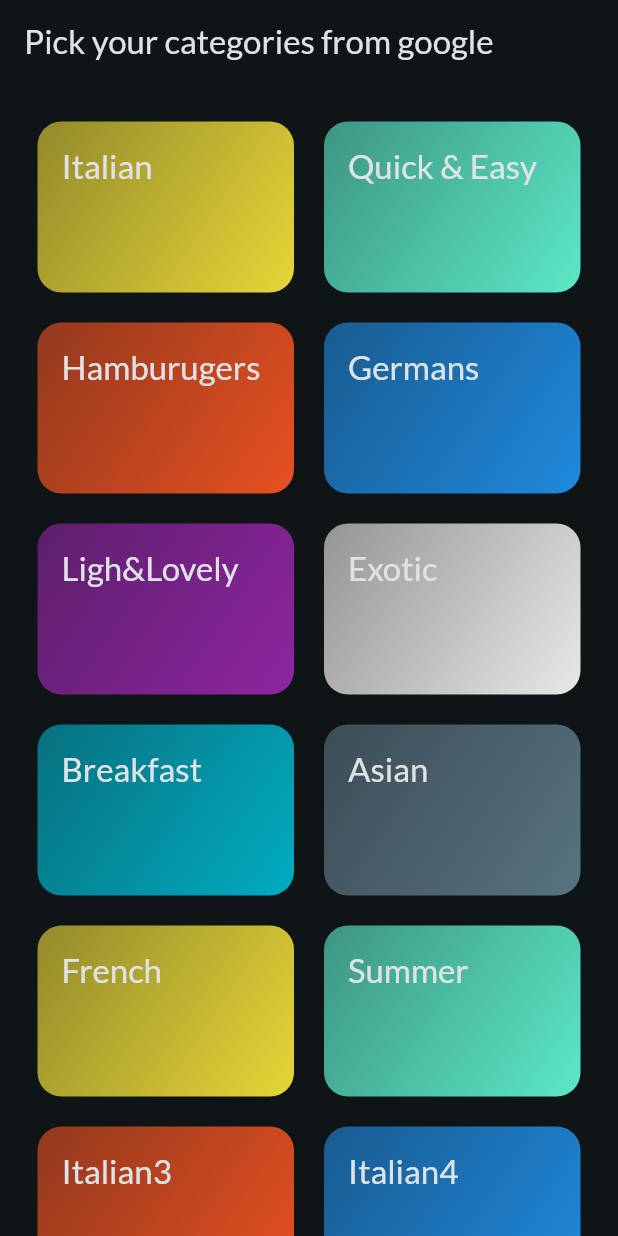
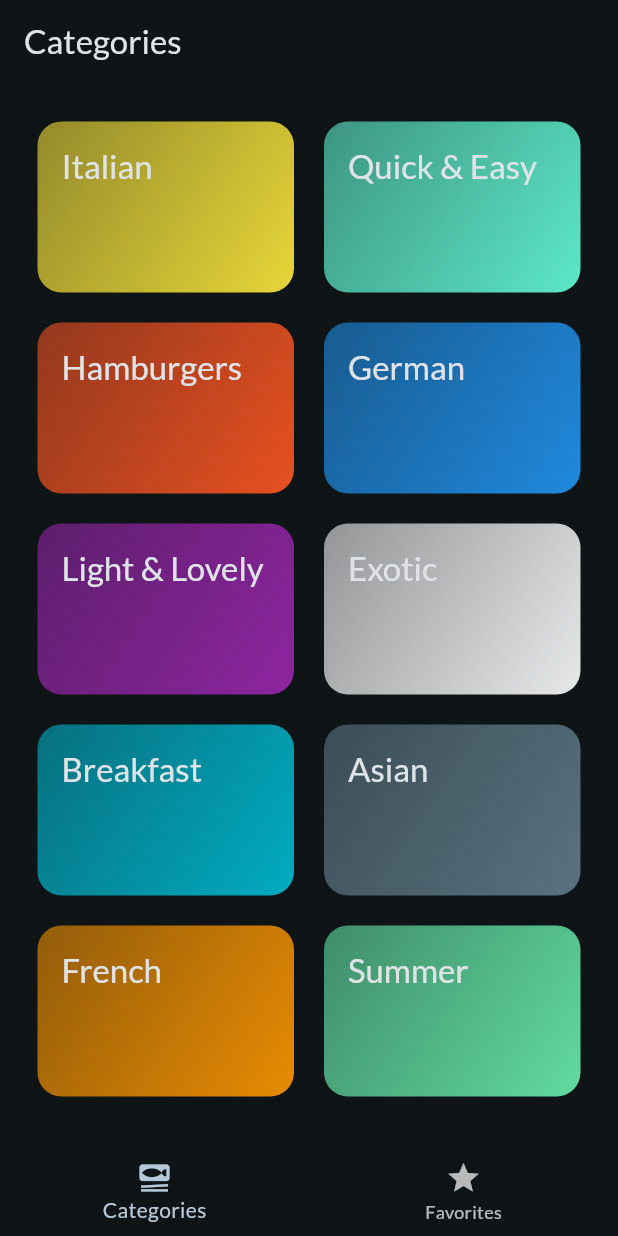
Before and after one commit to akfrustha/mealApp, a Flutter app: the screen it shows after launch, on a phone screen of 412 x 824 dp. Run offline on Flutter 3.47's test engine with Material 3 defaults, Android fonts, the phone set to English and light mode, and no system bars; our stand-ins replace google_fonts.

Commit message:
first commit

```diff
--- a/lib/data/dummy_data.dart
+++ b/lib/data/dummy_data.dart
@@ -2,90 +2,18 @@ import 'package:flutter/material.dart';
 import 'package:meals/models/category.dart';
 import 'package:meals/models/meal.dart';
 
- const availableCategories = [
-  Category(
-    id:'c1',
-    title:'Italian',
-    color:Colors.yellow
-  ),
-    Category(
-    id:'c2',
-    title:'Quick & Easy',
-    color:Colors.tealAccent
-  ),
-    Category(
-    id:'c3',
-    title:'Hamburugers',
-    color:Colors.deepOrange
-  ),
-    Category(
-    id:'c4',
-    title:'Germans',
-    color:Colors.blue
-  ),
-  Category(
-    id:'c1',
-    title:'Ligh&Lovely',
-    color:Colors.purple
-  ),
-    Category(
-    id:'c2',
-    title:'Exotic',
-    color:Colors.white
-  ),
-    Category(
-    id:'c3',
-    title:'Breakfast',
-    color:Colors.cyan
-  ),
-    Category(
-    id:'c4',
-    title:'Asian',
-    color:Colors.blueGrey
-  ),
-   Category(
-    id:'c1',
-    title:'French',
-    color:Colors.yellow
-  ),
-    Category(
-    id:'c2',
-    title:'Summer',
-    color:Colors.tealAccent
-  ),
-    Category(
-    id:'c3',
-    title:'Italian3',
-    color:Colors.deepOrange
-  ),
-    Category(
-    id:'c4',
-    title:'Italian4',
-    color:Colors.blue
-  ),
-  Category(
-    id:'c1',
-    title:'Italian',
-    color:Colors.purple
-  ),
-    Category(
-    id:'c2',
-    title:'Italian2',
-    color:Colors.greenAccent
-  ),
-    Category(
-    id:'c3',
-    title:'Italian3',
-    color:Colors.cyan
-  ),
-    Category(
-    id:'c4',
-    title:'Italian4',
-    color:Colors.blueGrey
-  ),
-
+const availableCategories = [
+  Category(id: 'c1', title: 'Italian', color: Colors.yellow),
+  Category(id: 'c2', title: 'Quick & Easy', color: Colors.tealAccent),
+  Category(id: 'c3', title: 'Hamburgers', color: Colors.deepOrange),
+  Category(id: 'c4', title: 'German', color: Colors.blue),
+  Category(id: 'c5', title: 'Light & Lovely', color: Colors.purple),
+  Category(id: 'c6', title: 'Exotic', color: Colors.white),
+  Category(id: 'c7', title: 'Breakfast', color: Colors.cyan),
+  Category(id: 'c8', title: 'Asian', color: Colors.blueGrey),
+  Category(id: 'c9', title: 'French', color: Colors.orange),
+  Category(id: 'c10', title: 'Summer', color: Colors.greenAccent),
 ];
-
 
 const dummyMeals = [
   Meal(
@@ -94,8 +22,8 @@ const dummyMeals = [
     title: 'Spaghetti with Tomato Sauce',
     affordability: Affordability.affordable,
     complexity: Complexity.simple,
-    imageUrl: 'https://upload.wikimedia.org/wikipedia/commons/thumb/a/a3/June_odd-eyed-cat.jpg/320px-June_odd-eyed-cat.jpg',
-
+    imageUrl:
+        'https://upload.wikimedia.org/wikipedia/commons/thumb/a/a3/June_odd-eyed-cat.jpg/320px-June_odd-eyed-cat.jpg',
     duration: 20,
     ingredients: [
       '4 Tomatoes',
@@ -124,7 +52,7 @@ const dummyMeals = [
     title: 'Toast Hawaii',
     affordability: Affordability.affordable,
     complexity: Complexity.simple,
-     imageUrl: 'https://cdn.pixabay.com/photo/2018/07/11/21/51/toast-3532016_1280.jpg',
+    imageUrl: 'https://cdn.pixabay.com/photo/2018/07/11/21/51/toast-3532016_1280.jpg',
     duration: 10,
     ingredients: [
       '1 Slice White Bread',
@@ -145,12 +73,11 @@ const dummyMeals = [
   ),
   Meal(
     id: 'm3',
-    categories: ['c2', 'c3'],
+    categories: ['c3'],
     title: 'Classic Hamburger',
     affordability: Affordability.pricey,
     complexity: Complexity.simple,
-    imageUrl:
-        'https://cdn.pixabay.com/photo/2014/10/23/18/05/burger-500054_1280.jpg',
+    imageUrl: 'https://cdn.pixabay.com/photo/2014/10/23/18/05/burger-500054_1280.jpg',
     duration: 45,
     ingredients: [
       '300g Cattle Hack',
@@ -171,36 +98,4 @@ const dummyMeals = [
     isVegan: false,
     isVegetarian: false,
   ),
-  Meal(
-    id: 'm4',
-    categories: ['c4'],
-    title: 'Wiener Schnitzel',
-    affordability: Affordability.luxurious,
-    complexity: Complexity.challenging,
-     imageUrl: 'https://cdn.pixabay.com/photo/2018/03/31/19/09/schnitzel-3279045_1280.jpg',
-    duration: 60,
-    ingredients: [
-      '8 Veal Cutlets',
-      '4 Eggs',
-      '200g Bread Crumbs',
-      '100g Flour',
-      '300ml Butter',
-      '100g Vegetable Oil',
-      'Salt',
-      'Lemon Slices'
-    ],
-    steps: [
-      'Tenderize the veal to about 2–4mm, and salt on both sides.',
-      'On a flat plate, stir the eggs briefly with a fork.',
-      'Lightly coat the cutlets in flour, then dip into the egg, and finally coat with breadcrumbs.',
-      'Heat the butter and oil in a large pan (let the fat get very hot) and fry the schnitzels until golden brown on both sides.',
-      'Make sure to toss the pan regularly so that the schnitzels are surrounded by oil and the crumbing becomes “fluffy”.',
-      'Remove, and drain on kitchen paper. Serve with lemon slices.'
-    ],
-    isGlutenFree: false,
-    isLactoseFree: false,
-    isVegan: false,
-    isVegetarian: false,
-  ),
-  // Add more meals if needed...
 ];
--- a/lib/main.dart
+++ b/lib/main.dart
@@ -3,7 +3,8 @@ import 'package:flutter/material.dart';
 import 'package:google_fonts/google_fonts.dart';
 //import 'package:meals/data/dummy_data.dart';
 //import 'package:meals/data/dummy_data.dart';
-import 'package:meals/screens/categories.dart';
+//import 'package:meals/screens/categories.dart';
+import 'package:meals/screens/tabs.dart';
 //import 'package:meals/screens/meals.dart';
 //import 'package:meals/screens/meals.dart';
 
@@ -28,7 +29,7 @@ class App extends StatelessWidget {
   Widget build(BuildContext context) {
     return MaterialApp(
       theme: theme,
-      home:  CategoriesScreen(),
+      home:  TabsScreen(),
       // home: MealsScreen(
       //   title: "New Category...",
       //   meals: dummyMeals,
--- a/lib/screens/categories.dart
+++ b/lib/screens/categories.dart
@@ -1,14 +1,16 @@
 import 'package:flutter/material.dart';
 import 'package:meals/data/dummy_data.dart';
 import 'package:meals/models/category.dart';
-//import 'package:meals/models/meal.dart';
+import 'package:meals/models/meal.dart';
 import 'package:meals/screens/meals.dart';
 //import 'package:meals/models/category.dart';
 //import 'package:meals/screens/categories.dart';
 import 'package:meals/widgets/category_grid_item.dart';
 
 class CategoriesScreen extends StatelessWidget {
-  const CategoriesScreen({super.key});
+  const CategoriesScreen({super.key, required this.onToggleFavorite});
+
+  final void Function(Meal meal)? onToggleFavorite;
 
   void _selectCategory(BuildContext context,Category category){
      final filterMeals =dummyMeals.where((meal) => meal.categories.contains(category.id)).toList();
@@ -17,16 +19,15 @@ class CategoriesScreen extends StatelessWidget {
     Navigator.of(context).push(MaterialPageRoute(
       builder: (ctx) => MealsScreen(
         title: category.title,
-        meals: filterMeals,),),);
+        meals: filterMeals,
+        onToggleFavorite: onToggleFavorite ?? (meal) {},
+        ),),);
 
   }
 
   @override
   Widget build(BuildContext context) {
     return Scaffold(
-      appBar: AppBar(
-        title: Text("Pick your categories from google"),
-      ),
       body: GridView(
         padding: EdgeInsets.all(25),
         gridDelegate: SliverGridDelegateWithFixedCrossAxisCount(
@@ -34,16 +35,17 @@ class CategoriesScreen extends StatelessWidget {
           childAspectRatio: 1.5,
           mainAxisSpacing: 20,
           crossAxisSpacing: 20,
-          ),
-        children:  [
+        ),
+        children: [
           for (final category in availableCategories)
-              CategoryGridItem(category: category,
-              onSelectCategory:(){
-                _selectCategory(context,category);
-              } ,
-              )
+            CategoryGridItem(
+              category: category,
+              onSelectCategory: () {
+                _selectCategory(context, category);
+              },
+            )
         ],
-        ),
+      ),
     );
   }
 }
--- /dev/null
+++ b/lib/screens/tabs.dart
@@ -0,0 +1,69 @@
+import 'package:flutter/material.dart';
+//import 'package:meals/screens/categories.dart';
+import 'package:meals/screens/categories.dart';
+import 'package:meals/screens/meals.dart';
+import 'package:meals/models/meal.dart';
+
+
+class TabsScreen extends StatefulWidget {
+  const TabsScreen({super.key});
+
+  @override
+  State<TabsScreen> createState() => _TabsScreenState();
+}
+
+class _TabsScreenState extends State<TabsScreen> {
+  int _selectedPageIndex = 0;
+  final List<Meal> _favoriteMeals = [];
+
+  void _toggleMealFavoriteStatus(Meal meal){
+    final isExisting = _favoriteMeals.contains(meal);
+    if(isExisting){
+      setState(() {
+        _favoriteMeals.remove(meal);
+      });
+    } else{
+      setState(() {
+        _favoriteMeals.add(meal);
+      });
+    }
+  }
+
+  void _selectPage(int index) {
+    setState(() {
+      _selectedPageIndex = index;
+    });
+  }
+  @override
+  Widget build(BuildContext context) {
+    Widget activePage =  CategoriesScreen(onToggleFavorite: _toggleMealFavoriteStatus,);
+    var activePageTitle = 'Categories';
+
+    if(_selectedPageIndex == 1){
+      activePage =  MealsScreen(
+        meals: [],onToggleFavorite:_toggleMealFavoriteStatus ,);
+        activePageTitle = 'Your Favorites';
+    }
+
+    return Scaffold(
+      appBar: AppBar(
+        title: Text(activePageTitle),
+      ),
+      body:activePage,
+      bottomNavigationBar: BottomNavigationBar(
+        onTap: _selectPage,
+        currentIndex: _selectedPageIndex ,
+        items: const [
+          BottomNavigationBarItem(
+            icon: Icon(Icons.set_meal),
+            label: 'Categories',
+          ),
+          BottomNavigationBarItem(
+            icon: Icon(Icons.star),
+            label: 'Favorites',
+          ),
+        ],
+      ),
+    );
+  }
+}
--- a/lib/widgets/meal_item.dart
+++ b/lib/widgets/meal_item.dart
@@ -21,7 +21,7 @@ class MealItem extends StatelessWidget {
           children: [
             Stack(
               children: [
-                Image.asset(
+                Image.network(
                   meal.imageUrl,
                   height: 250,
                   width: double.infinity,
```
Also changed, not shown: lib/screens/meal_detail.dart (+57 -6 lines), lib/screens/meals.dart (+12 -4 lines).
